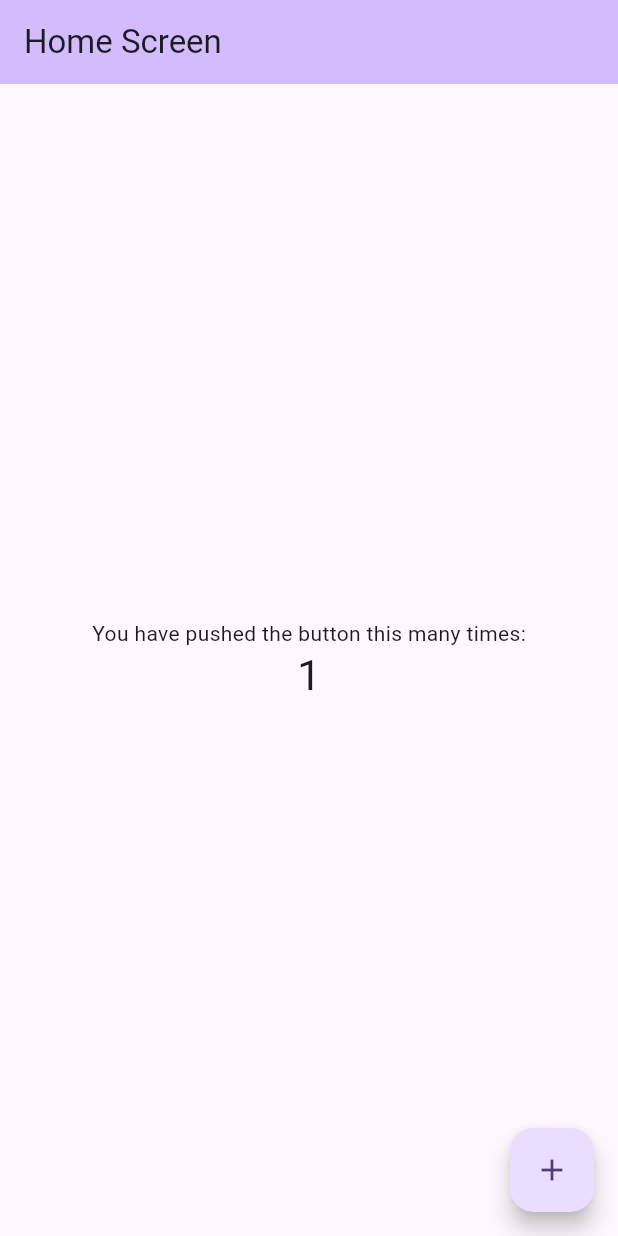
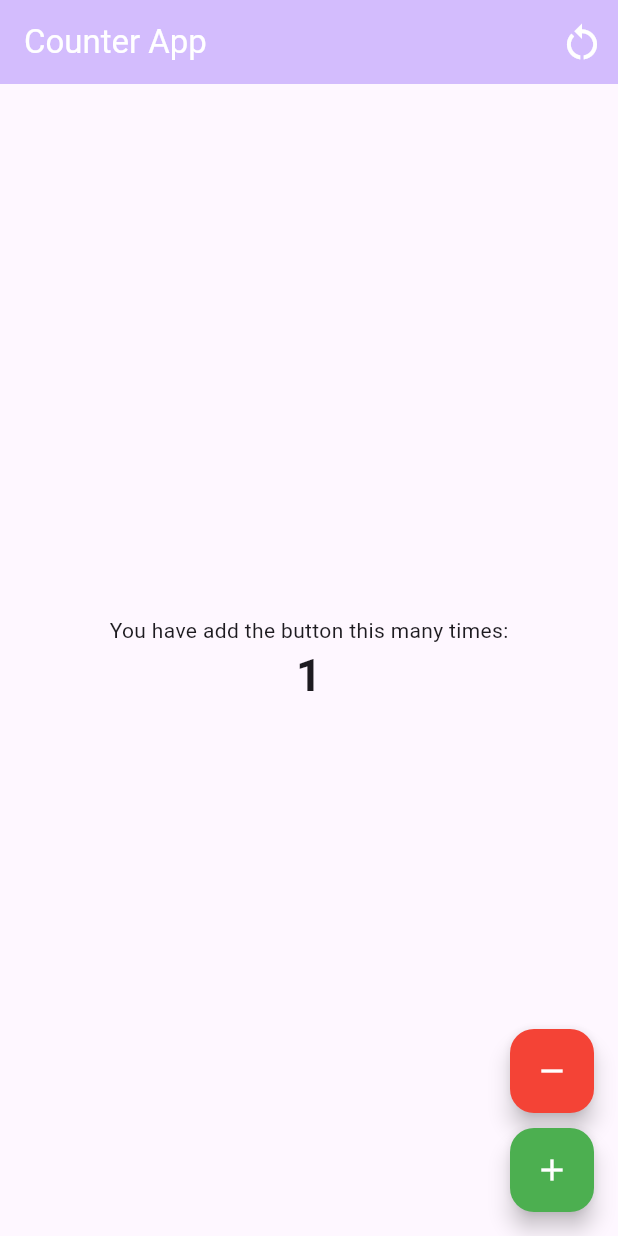
Before and after one commit to MR-Square/CounterApp, a Flutter app: the screen it shows after launch, after a tap on the "add" icon, on a phone screen of 412 x 824 dp. Run offline on Flutter 3.47's test engine with Material 3 defaults, Android fonts, the phone set to English and light mode, and no system bars.

```diff
--- a/lib/main.dart
+++ b/lib/main.dart
@@ -19,7 +19,7 @@ class MyApp extends StatelessWidget {
   @override
   Widget build(BuildContext context) {
     return MaterialApp(
-      title: 'Flutter Demo',
+      title: 'Counter App',
       debugShowCheckedModeBanner: false,
       theme: ThemeData(
         colorScheme: ColorScheme.fromSeed(seedColor: Colors.deepPurple),
--- a/lib/screens/home_screen.dart
+++ b/lib/screens/home_screen.dart
@@ -1,4 +1,6 @@
+import 'package:counter_app/utils/providers/counter_provider.dart';
 import 'package:flutter/material.dart';
+import 'package:provider/provider.dart';
 
 class HomeScreen extends StatefulWidget {
   const HomeScreen({super.key});
@@ -8,39 +10,64 @@ class HomeScreen extends StatefulWidget {
 }
 
 class _HomeScreenState extends State<HomeScreen> {
-  int _counter = 0;
-
-  void _incrementCounter() {
-    setState(() {
-      _counter++;
-    });
-  }
-
   @override
   Widget build(BuildContext context) {
+    final counter = Provider.of<CounterProvider>(context);
     return Scaffold(
       appBar: AppBar(
         backgroundColor: Theme.of(context).colorScheme.inversePrimary,
-        title: const Text('Home Screen'),
+        foregroundColor: Colors.white,
+        title: const Text('Counter App'),
+        actions: [
+          IconButton(
+            onPressed: counter.reset,
+            icon: const Icon(
+              Icons.restart_alt,
+              color: Colors.white,
+              size: 30,
+              weight: 50,
+            ),
+          ),
+        ],
       ),
       body: Center(
         child: Column(
           mainAxisAlignment: MainAxisAlignment.center,
           children: <Widget>[
             const Text(
-              'You have pushed the button this many times:',
+              'You have add the button this many times:',
             ),
             Text(
-              '$_counter',
-              style: Theme.of(context).textTheme.headlineMedium,
+              '${counter.count}',
+              style: Theme.of(context).textTheme.headlineMedium?.copyWith(
+                    fontWeight: FontWeight.bold,
+                    fontSize: 30,
+                  ),
             ),
           ],
         ),
       ),
-      floatingActionButton: FloatingActionButton(
-        onPressed: _incrementCounter,
-        tooltip: 'Increment',
-        child: const Icon(Icons.add),
+      floatingActionButton: Column(
+        mainAxisAlignment: MainAxisAlignment.end,
+        children: [
+          FloatingActionButton(
+            onPressed: counter.decrement,
+            tooltip: 'Decrement',
+            backgroundColor: Colors.red,
+            foregroundColor: Colors.white,
+            child: const Icon(Icons.remove),
+          ),
+          const SizedBox(
+            height: 10,
+          ),
+          FloatingActionButton(
+            onPressed: counter.increment,
+            tooltip: 'Increment',
+            backgroundColor: Colors.green,
+            foregroundColor: Colors.white,
+            child: const Icon(Icons.add),
+          ),
+        ],
       ),
     );
   }
--- a/lib/utils/providers/counter_provider.dart
+++ b/lib/utils/providers/counter_provider.dart
@@ -9,4 +9,16 @@ class CounterProvider extends ChangeNotifier {
     _count++;
     notifyListeners();
   }
+
+  void decrement() {
+    if (_count > 0) {
+      _count--;
+    }
+    notifyListeners();
+  }
+
+  void reset() {
+    _count = 0;
+    notifyListeners();
+  }
 }
```
Also changed, not shown: 1 other file.
